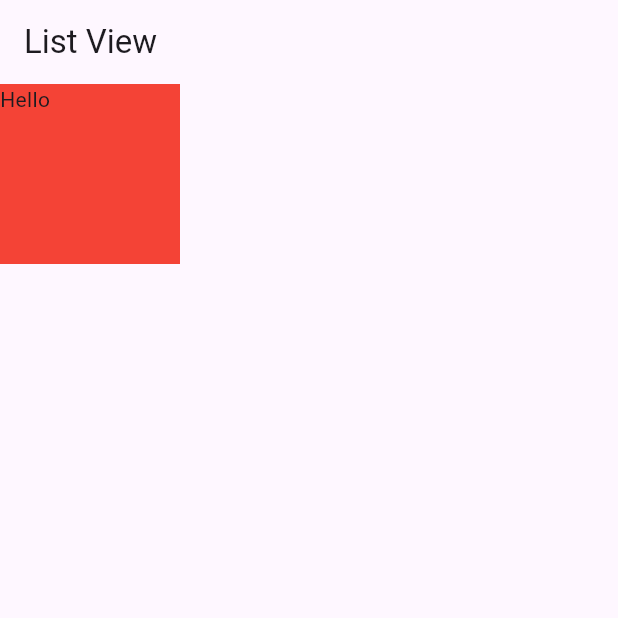
After one commit to MostakAhmedShahad/CounterApp-by-Bloc, a Flutter app: the ListView screen opened directly, on a phone screen of 412 x 824 dp, the top half of it. The commit adds this screen. Run offline on Flutter 3.47's test engine with Material 3 defaults, Android fonts, the phone set to English and light mode, and no system bars; our stand-ins replace bloc, equatable, flutter_bloc, image_picker.

Commit message:
list_view_ui

```diff
--- /dev/null
+++ b/lib/bloc/list_view/bloc/list_view_bloc.dart
@@ -0,0 +1,13 @@
+import 'package:bloc/bloc.dart';
+import 'package:equatable/equatable.dart';
+
+part 'list_view_event.dart';
+part 'list_view_state.dart';
+
+class ListViewBloc extends Bloc<ListViewEvent, ListViewState> {
+  ListViewBloc() : super(ListViewInitial()) {
+    on<ListViewEvent>((event, emit) {
+      // TODO: implement event handler
+    });
+  }
+}
--- /dev/null
+++ b/lib/bloc/list_view/bloc/list_view_event.dart
@@ -0,0 +1,8 @@
+part of 'list_view_bloc.dart';
+
+sealed class ListViewEvent extends Equatable {
+  const ListViewEvent();
+
+  @override
+  List<Object> get props => [];
+}
--- /dev/null
+++ b/lib/bloc/list_view/bloc/list_view_state.dart
@@ -0,0 +1,10 @@
+part of 'list_view_bloc.dart';
+
+sealed class ListViewState extends Equatable {
+  const ListViewState();
+
+  @override
+  List<Object> get props => [];
+}
+
+final class ListViewInitial extends ListViewState {}
--- a/lib/main.dart
+++ b/lib/main.dart
@@ -1,5 +1,6 @@
 import 'package:app_10/bloc/counter/counter_bloc.dart';
 import 'package:app_10/bloc/image_peaker/image_peaker_bloc.dart';
+import 'package:app_10/bloc/list_view/bloc/list_view_bloc.dart';
 import 'package:app_10/bloc/slider_switch/switch_bloc.dart';
 
 import 'package:app_10/ui/image_peaker/image_peaker_screen.dart';
@@ -31,10 +32,13 @@ class MyApp extends StatelessWidget {
         BlocProvider(
           create: (context) => ImagePeakerBloc(ImagePeakerUtils()),
         ),
+        BlocProvider(
+          create: (context) => ListViewBloc( ),
+        ),
       ],
-      child: const MaterialApp(
+      child: MaterialApp(
         debugShowCheckedModeBanner: false,
-        home: ImagePeakerScreen(),
+        home: ListView(),
       ),
     );
   }
--- /dev/null
+++ b/lib/ui/list_view/list_view.dart
@@ -0,0 +1,25 @@
+import 'package:flutter/material.dart';
+import 'package:bloc/bloc.dart';
+import 'package:flutter_bloc/flutter_bloc.dart';
+
+class ListView extends StatefulWidget {
+  const ListView({super.key});
+
+  @override
+  State<ListView> createState() => _ListViewState();
+}
+
+class _ListViewState extends State<ListView> {
+  @override
+  Widget build(BuildContext context) {
+    return Scaffold(
+      appBar: AppBar(title: Text('List View'),),
+      body: Container(
+        height: 120,
+        width: 120,
+        color: Colors.red,
+        child: Text('Hello'),
+      ),
+    );
+  }
+}
```
